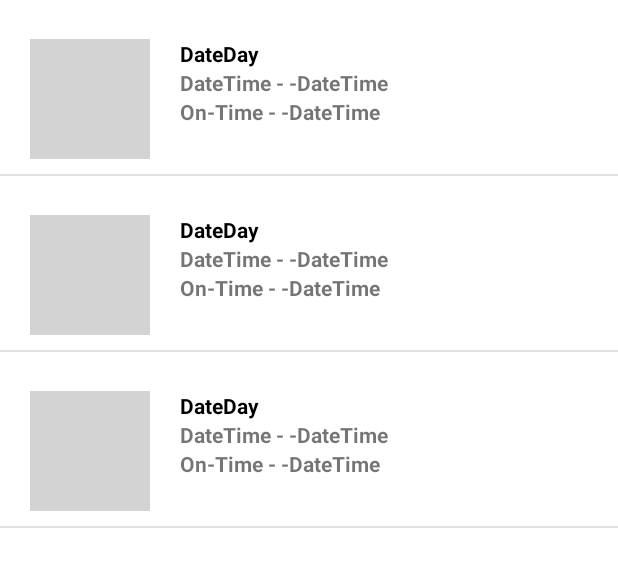
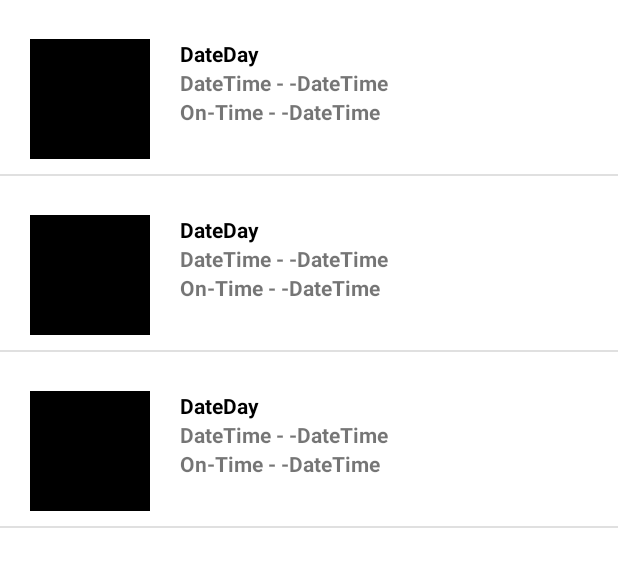
Before and after one commit to Ai-nihil/Time-I.T, an Android app: the layout activity_user_attendance_records.xml on its own in the app's theme, with its tools: preview values and no code run, on a phone screen of 412 x 824 dp. Shown: the top 567 px of the screen. Run offline under Robolectric (Android 15) with nearby library versions, the phone set to English and light mode, and no system bars.

Commit message:
Test clock-out button again and revised attendance records and details 2

```diff
--- a/app/src/main/AndroidManifest.xml
+++ b/app/src/main/AndroidManifest.xml
@@ -19,14 +19,16 @@
         tools:targetApi="31">
         <activity
             android:name=".UserAttendanceRecordDetailsActivity"
-            android:exported="false">
+            android:exported="false"
+            android:screenOrientation="portrait">
             <meta-data
                 android:name="android.app.lib_name"
                 android:value="" />
         </activity>
         <activity
             android:name=".UserAttendanceRecordsActivity"
-            android:exported="false">
+            android:exported="false"
+            android:screenOrientation="portrait">
             <meta-data
                 android:name="android.app.lib_name"
                 android:value="" />
--- a/app/src/main/java/com/example/ojtproject/HomePageActivity.java
+++ b/app/src/main/java/com/example/ojtproject/HomePageActivity.java
@@ -340,7 +340,7 @@ public class HomePageActivity extends AppCompatActivity {
 
         // Calculate the time difference between the current time and the desired trigger time
         // Trigger at 6:30:00 PM
-        int desiredHour = 18;
+        int desiredHour = 6;
         int desiredMinute = 30;
 
         // Get the current time in the desired timezone
--- a/app/src/main/res/layout/activity_user_attendance_records.xml
+++ b/app/src/main/res/layout/activity_user_attendance_records.xml
@@ -1,5 +1,5 @@
 <?xml version="1.0" encoding="utf-8"?>
-<androidx.constraintlayout.widget.ConstraintLayout xmlns:android="http://schemas.android.com/apk/res/android"
+<RelativeLayout xmlns:android="http://schemas.android.com/apk/res/android"
     xmlns:app="http://schemas.android.com/apk/res-auto"
     xmlns:tools="http://schemas.android.com/tools"
     android:layout_width="match_parent"
@@ -10,6 +10,17 @@
         android:id="@+id/userAttendanceRecordsActivityListView"
         android:layout_width="match_parent"
         android:layout_height="match_parent"
-        tools:listitem="@layout/list_item"/>
+        tools:listitem="@layout/list_item"
+        android:visibility="visible"/>
 
-</androidx.constraintlayout.widget.ConstraintLayout>
+    <TextView
+        android:id="@+id/userAttendanceRecordsActivityTextViewNoRecord"
+        android:layout_width="match_parent"
+        android:layout_height="wrap_content"
+        android:text="Clock-In first to populate this record."
+        android:textAlignment="center"
+        android:layout_centerVertical="true"
+        android:textSize="40sp"
+        android:visibility="gone"/>
+
+</RelativeLayout>
--- a/app/src/main/res/layout/list_item.xml
+++ b/app/src/main/res/layout/list_item.xml
@@ -16,10 +16,14 @@
             android:orientation="horizontal">
 
             <TextView
+                android:id="@+id/listItemTextViewStatusCode"
                 android:layout_width="80dp"
                 android:layout_height="80dp"
                 android:layout_marginStart="20dp"
-                android:background="@color/light_gray"/>
+                android:textAlignment="center"
+                android:textColor="@color/white"
+                android:background="#000000"
+                android:textSize="60sp"/>
 
             <LinearLayout
                 android:layout_width="wrap_content"
```
Also changed, not shown: app/src/main/java/com/example/ojtproject/ListAdapter.java (+30 -5 lines), app/src/main/java/com/example/ojtproject/UserAttendanceRecordDetailsActivity.java (+27 -6 lines), app/src/main/java/com/example/ojtproject/UserAttendanceRecordsActivity.java (+12 -0 lines), app/src/main/res/layout/activity_user_attendance_record_details.xml (+8 -7 lines).
